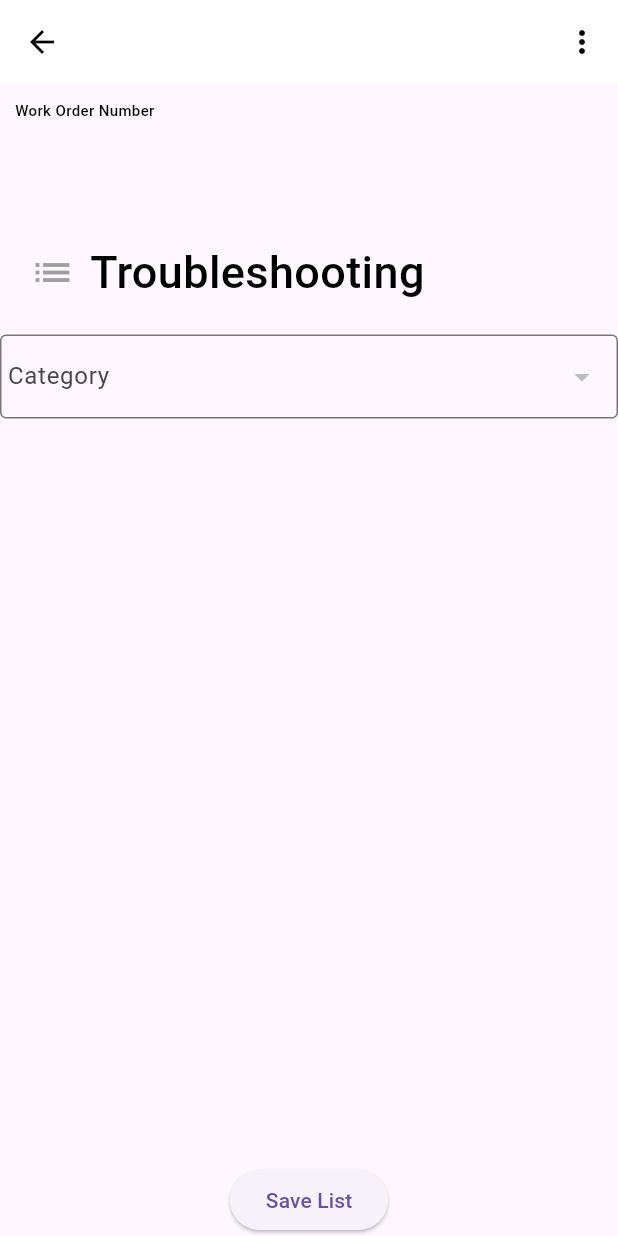
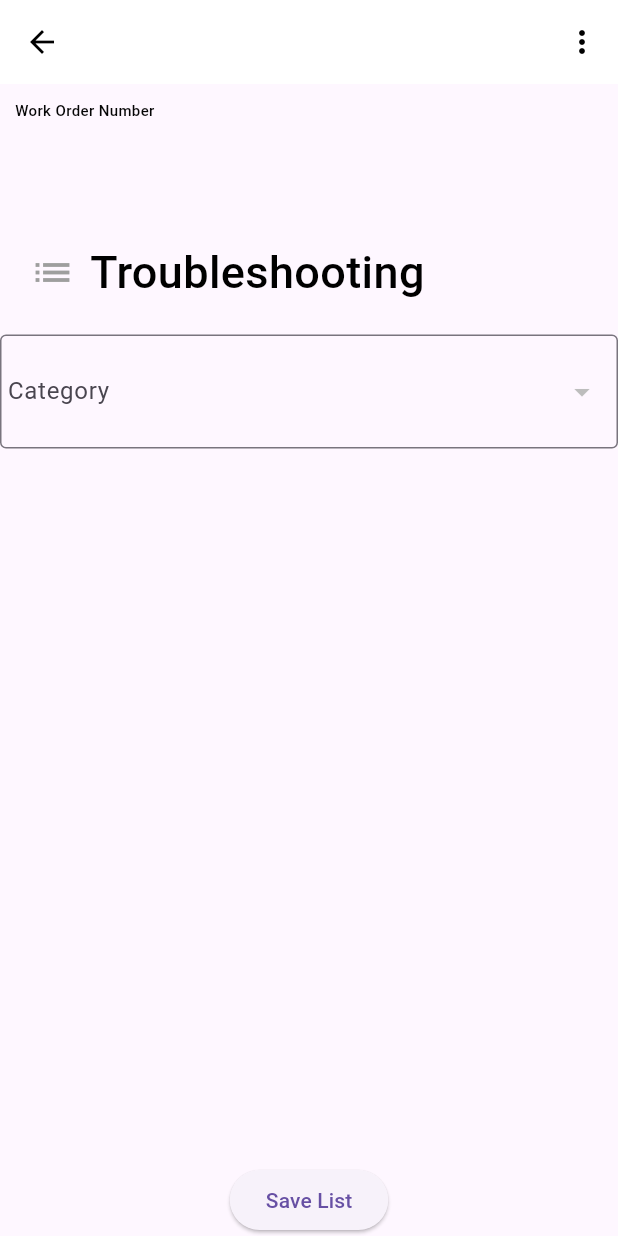
Before and after one commit to jassarillo/newworkorders, a Flutter app: the TroubleShooting screen opened directly with empty values, after a tap on "Save List", on a phone screen of 412 x 824 dp. Run offline on Flutter 3.47's test engine with Material 3 defaults, Android fonts, the phone set to English and light mode, and no system bars; our stand-ins replace geolocator, image_picker, permission_handler; network calls fail.

Commit message:
se muestra listado de checksen TroubleShooting

```diff
--- a/lib/pages/TroubleShooting.dart
+++ b/lib/pages/TroubleShooting.dart
@@ -59,64 +59,26 @@ class _TroubleShootingState extends State<TroubleShooting> {
   List<WorkOrderUnit> workOrderUnitList = [];
   List<WorkOrderPriority> workOrderPriorityList = [];
   List<WorkOrderAsset> workOrderAssetList = [];
-  String woId = '';
-  String priority = '';
-  String description = '';
-  List<dynamic> jsonResponse = [];
-  List<dynamic> jsonResponseCheck = [];
+  List<Map<String, String>> jsonResponseCheck = [];
 
   WorkOrderUnit? selectedStatus;
   WorkOrderAsset? selectedAsset;
   WorkOrderPriority? selectedPriority;
-  Color getColorForPriority(String priority) {
-    if (priority == 'high') {
-      return Colors.red;
-    } else if (priority == 'medium') {
-      return Colors.yellow;
-    } else {
-      return Colors.green;
-    }
-  }
 
   @override
   void initState() {
     super.initState();
-    fetchtroubleShooting(widget.insertId);
     fetchWorkOrderUnitList();
-  }
-
-  Future<void> fetchtroubleShooting(String insertId) async {
-    final url = Uri.parse(
-        'http://srv406820.hstgr.cloud/mainthelpdev/index.php/api/workorders/Shift_get/383');
-    final response = await http.get(url);
-
-    if (response.statusCode == 200) {
-      final dynamic decodedResponse = json.decode(response.body);
-
-      if (decodedResponse is List) {
-        setState(() {
-          jsonResponseCheck = List<List<Map<String, String>>>.from(
-            decodedResponse.map(
-              (shift) => List<Map<String, String>>.from(
-                (shift as List).map(
-                  (item) => Map<String, String>.from(item),
-                ),
-              ),
-            ),
-          );
-        });
-      }
-    } else {
-      // Handle the request error if necessary.
-    }
   }
 
   Future<void> fetchWorkOrderUnitList() async {
     final response = await http.get(
       Uri.parse(
-          'http://srv406820.hstgr.cloud/mainthelpdev/index.php/api/troubleshooting/Cat_list_get/408'), //>>>>
+          'http://srv406820.hstgr.cloud/mainthelpdev/index.php/api/troubleshooting/Cat_list_get/408'), //Primer select
     );
-    print("==>>>>"+response.body);
+
+    print("==>>>>" + response.body);
+
     if (response.statusCode == 200) {
       final List<dynamic> data = json.decode(response.body);
       final List<WorkOrderUnit> statuses = (data.isNotEmpty && data is List)
@@ -137,13 +99,14 @@ class _TroubleShootingState extends State<TroubleShooting> {
   }
 
   Future<void> fetchWorkOrderAssetList(String siteId) async {
-    http.Response response = await http.post(
-        Uri.parse(
-            'http://srv406820.hstgr.cloud/mainthelpdev/index.php/api/workorders/Unit_asset_post'),
-        body: {
-          "site_id": siteId,
-        });
-//print("gggg    "+response.body);
+    final response = await http.post(
+      Uri.parse(
+          'http://srv406820.hstgr.cloud/mainthelpdev/index.php/api/workorders/Unit_asset_post'),
+      body: {
+        "site_id": siteId,
+      },
+    );
+
     if (response.statusCode == 200) {
       final List<dynamic> data = json.decode(response.body);
       final List<WorkOrderAsset> assets =
@@ -157,17 +120,42 @@ class _TroubleShootingState extends State<TroubleShooting> {
     }
   }
 
+  Future<void> fetchtroubleShooting(String insertId, String titleId) async {
+    final postUrl = Uri.parse(
+        'http://srv406820.hstgr.cloud/mainthelpdev/index.php/api/troubleshooting/List_questions_post');//preguntas de los checks
+
+    final response = await http.post(
+      postUrl,
+      body: {
+        'tbs_title': titleId,
+        'wo_id': insertId,
+      },
+    );
+
+    print(response.body);
+    if (response.statusCode == 200) {
+      final dynamic decodedResponse = json.decode(response.body);
+
+      if (decodedResponse is Map<String, dynamic> &&
+          decodedResponse.containsKey('getQuestions')) {
+        setState(() {
+          jsonResponseCheck = List<Map<String, String>>.from(
+            decodedResponse['getQuestions'].map<Map<String, String>>(
+              (question) => Map<String, String>.from(question),
+            ),
+          );
+        });
+      }
+    } else {
+      // Handle the request error if necessary.
+    }
+  }
+
   List<Widget> buildCheckboxList() {
-    if (jsonResponseCheck.length < 1) {
-      return [];
-    }
-
-    final shifts = jsonResponseCheck[0];
-
-    return shifts.map<Widget>((shift) {
-      final idShift = shift['id_shift'] as String;
-      final description = shift['description'] as String;
-      bool isChecked = shift['status'] == 't';
+    return jsonResponseCheck.map<Widget>((question) {
+      final tbsId = question['tbs_id'] as String;
+      final description = question['question_description'] as String;
+      bool isChecked = false; // Inicializar según la lógica de tu aplicación
 
       return CheckboxListTile(
         controlAffinity: ListTileControlAffinity.leading,
@@ -179,7 +167,7 @@ class _TroubleShootingState extends State<TroubleShooting> {
         onChanged: (bool? value) {
           setState(() {
             isChecked = value ?? false;
-            shift['status'] = isChecked ? 't' : 'f';
+            // Agregar lógica según tu aplicación
           });
         },
       );
@@ -187,34 +175,17 @@ class _TroubleShootingState extends State<TroubleShooting> {
   }
 
   void submitForm() async {
-    final selectedShifts = jsonResponseCheck
-        .expand((shift) => shift)
-        .where((shift) => shift['status'] == 't')
+    final selectedQuestions = jsonResponseCheck
+        .where((question) =>  true)
         .toList();
 
-    final selectedShiftIds = selectedShifts
-        .map<String>((shift) => shift['id_shift'] as String)
+    final selectedQuestionIds = selectedQuestions
+        .map<String>((question) => question['tbs_id']!)
         .toList();
 
-    print('Selected Shift IDs: $selectedShiftIds');
+    print('gggg  - Selected Question IDs: $selectedQuestionIds');
 
-    final postUrl = Uri.parse('http://tu-api.com/endpoint');
-
-    try {
-      final response = await http.post(
-        postUrl,
-        body: json.encode({'selectedShifts': selectedShiftIds}),
-        headers: {'Content-Type': 'application/json'},
-      );
-
-      if (response.statusCode == 200) {
-        print('Successful POST request');
-      } else {
-        print('Error in POST request: ${response.statusCode}');
-      }
-    } catch (error) {
-      print('Error in POST request: $error');
-    }
+    // Agregar lógica para la solicitud POST según tu aplicación
   }
 
   @override
@@ -295,6 +266,7 @@ class _TroubleShootingState extends State<TroubleShooting> {
               ),
             ),
             DropdownButtonFormField<WorkOrderUnit>(
+              padding: const EdgeInsets.all(10),
               decoration: const InputDecoration(
                 labelText: 'Category',
                 border: OutlineInputBorder(),
@@ -308,7 +280,9 @@ class _TroubleShootingState extends State<TroubleShooting> {
                 });
 
                 if (newValue != null) {
+                  fetchtroubleShooting(widget.insertId, newValue.title_id);
                   fetchWorkOrderAssetList(newValue.title_id);
+
                   if (workOrderAssetList.isNotEmpty) {
                     setState(() {
                       selectedAsset = workOrderAssetList[0];
```
Also changed, not shown: lib/pages/WODetail.dart (+42 -39 lines).
